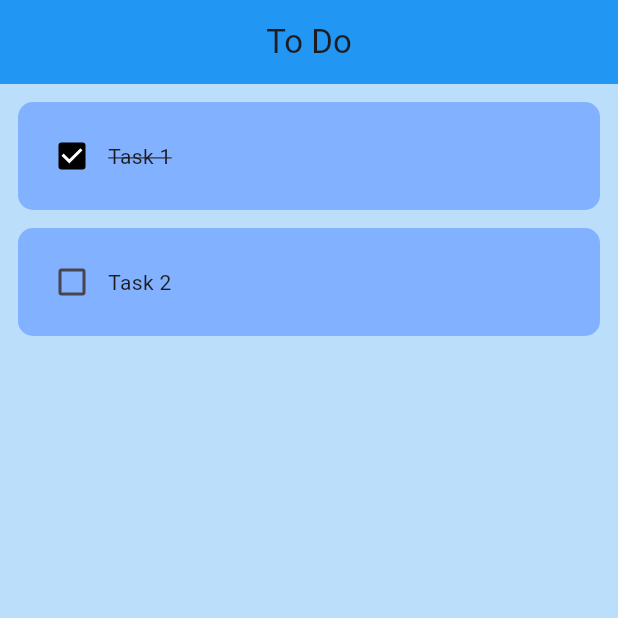
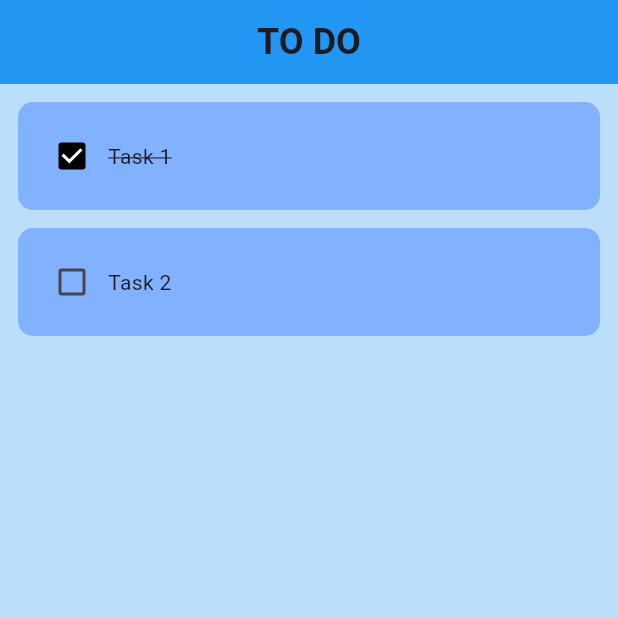
Before and after one commit to tim-pipi/todo_app, a Flutter app: the screen it shows after launch, on a phone screen of 412 x 824 dp, the top half of it. Run offline on Flutter 3.47's test engine with Material 3 defaults, Android fonts, the phone set to English and light mode, and no system bars; drawn by our look-alikes of flutter_slidable.

Commit message:
Update home_page.dart with onDelete functionality in TodoTile widget

```diff
--- a/lib/pages/home_page.dart
+++ b/lib/pages/home_page.dart
@@ -49,12 +49,26 @@ class _MyHomePageState extends State<MyHomePage> {
     );
   }
 
+  void deleteTask(int index) {
+    setState(() {
+      todoList.removeAt(index);
+    });
+  }
+
   @override
   Widget build(BuildContext context) {
     return Scaffold(
       backgroundColor: Colors.blue[100],
       appBar: AppBar(
-        title: const Center(child: Text('To Do')),
+        title: const Center(
+          child: Text(
+            'TO DO',
+            style: TextStyle(
+              fontSize: 24,
+              fontWeight: FontWeight.bold,
+            ),
+          )
+        ),
         elevation: 0,
         backgroundColor: Colors.blue,
       ),
@@ -70,6 +84,7 @@ class _MyHomePageState extends State<MyHomePage> {
             taskName: todoList[index]['taskName'],
             isDone: todoList[index]['isDone'],
             onChanged: (value) => setTaskAsDone(value, index),
+            onDelete: (context) => deleteTask(index),
           );
         },
       ),
```
